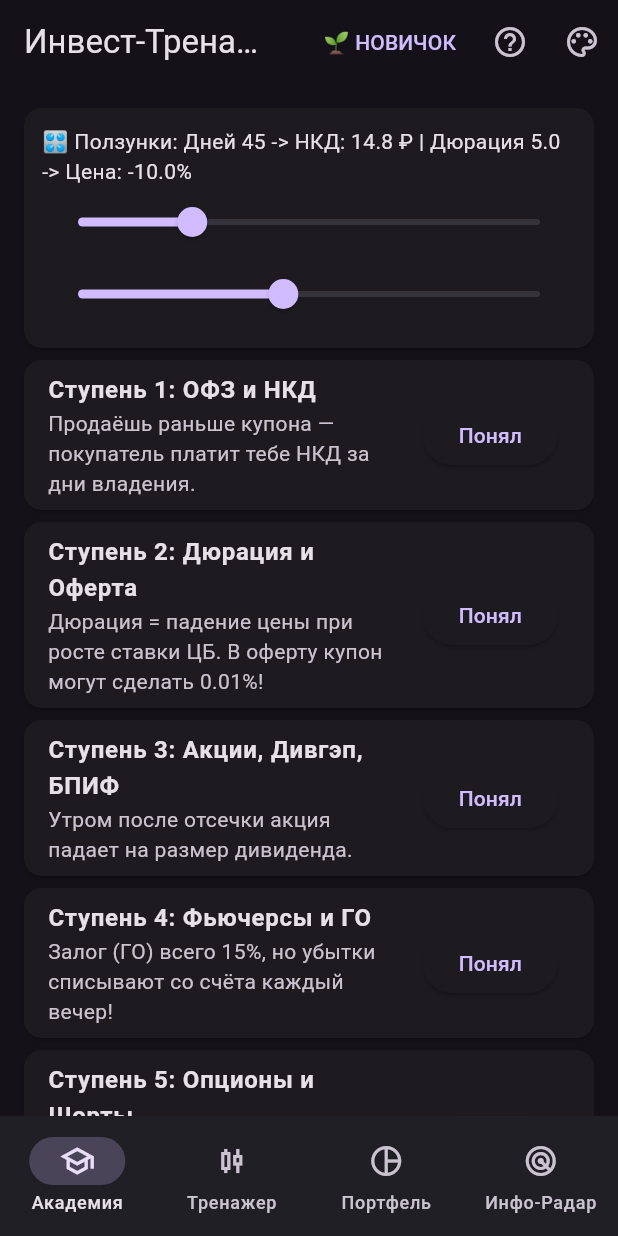
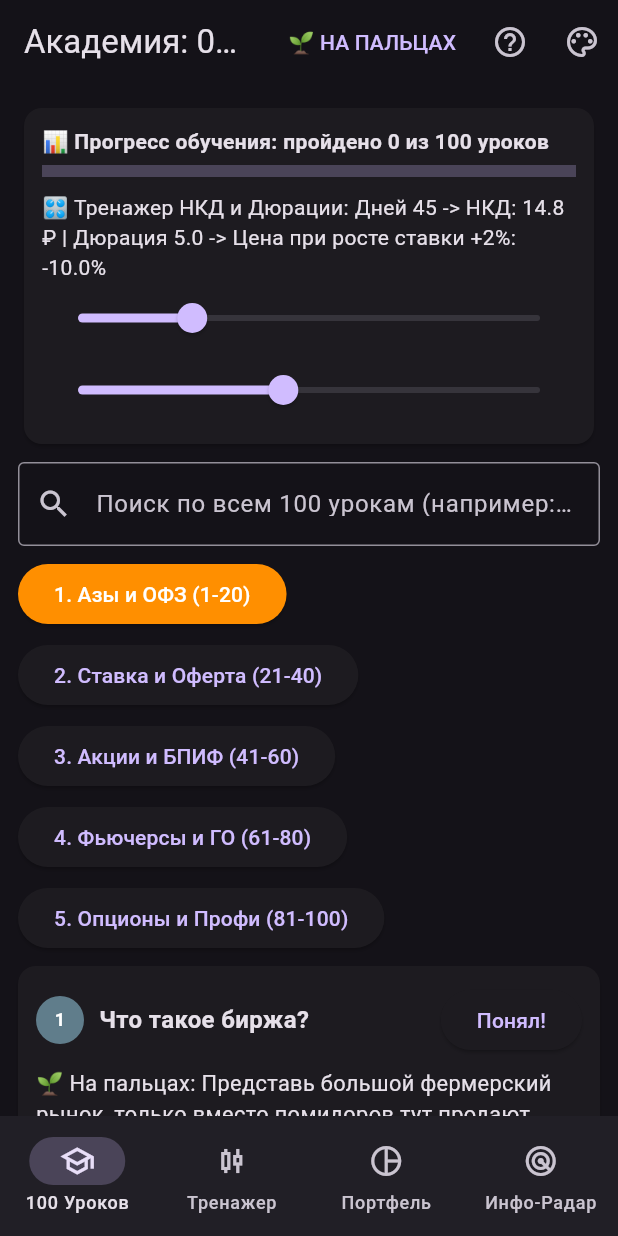
Before and after one commit to apriory50-create/invest_trainer, a Flutter app: the screen it shows after launch, on a phone screen of 412 x 824 dp. Run offline on Flutter 3.47's test engine with Material 3 defaults, Android fonts, the phone set to English and light mode, and no system bars.

Commit message:
Update main.dart

```diff
--- a/lib/main.dart
+++ b/lib/main.dart
@@ -3,6 +3,7 @@ import 'dart:convert';
 import 'dart:math';
 import 'package:flutter/material.dart';
 import 'package:flutter/services.dart';
+import 'lessons_data.dart';
 
 void main() => runApp(const InvestApp());
 
@@ -16,6 +17,8 @@ class _InvestAppState extends State {
   bool isPro = false;
   int themeIdx = 0;
   int tabIdx = 0;
+  int selectedStage = 1; // 1..5 (по 20 уроков)
+  String searchQuery = '';
   double virtualBal = 100000.0;
   List doneLessons = [];
   List mistakes = ['15.11.2026 | Газпром: Покупка под дивы без учёта дивгэпа (-4200 ₽)'];
@@ -29,7 +32,6 @@ class _InvestAppState extends State {
   double durSlider = 5.0;
   List filters = [false, false, false, false];
 
-  String scenario = 'Кризис 2008';
   List prices = [100.0, 102.0, 99.0, 95.0, 91.0];
   double? entryP;
   int simQty = 0;
@@ -70,11 +72,11 @@ class _InvestAppState extends State {
       home: Builder(
         builder: (ctx) => Scaffold(
           appBar: AppBar(
-            title: Text(isPro ? 'PRO Терминал' : 'Инвест-Тренажер'),
+            title: Text('Академия: ${doneLessons.length}/100'),
             actions: [
               TextButton(
                 onPressed: () => setState(() => isPro = !isPro),
-                child: Text(isPro ? '⚡ ПРОФИ' : '🌱 НОВИЧОК'),
+                child: Text(isPro ? '⚡ ПРОФИ' : '🌱 НА ПАЛЬЦАХ'),
               ),
               IconButton(
                 icon: const Icon(Icons.help_outline),
@@ -83,12 +85,12 @@ class _InvestAppState extends State {
                   builder: (_) => ListView(
                     padding: const EdgeInsets.all(16),
                     children: const [
-                      Text('📖 Словарь терминов', style: TextStyle(fontSize: 18, fontWeight: FontWeight.bold)),
-                      ListTile(title: Text('НКД'), subtitle: Text('Накопленный купонный доход за дни владения облигацией.')),
-                      ListTile(title: Text('Дюрация'), subtitle: Text('На сколько % упадёт облигация при росте ставки ЦБ на 1%.')),
-                      ListTile(title: Text('Оферта'), subtitle: Text('Дата, когда купон могут сбросить до 0.01%. Опасно пропускать!')),
-                      ListTile(title: Text('Дивгэп'), subtitle: Text('Падение акции на сумму дивиденда в день отсечки.')),
-                      ListTile(title: Text('ГО'), subtitle: Text('Гарантийное обеспечение (залог) по фьючерсу.')),
+                      Text('📖 Быстрый словарь на пальцах', style: TextStyle(fontSize: 18, fontWeight: FontWeight.bold)),
+                      ListTile(title: Text('НКД'), subtitle: Text('Копейки купона за каждый день, которые покупатель возвращает продавцу.')),
+                      ListTile(title: Text('Дюрация'), subtitle: Text('На сколько % упадёт облигация, если ЦБ поднимет ставку на 1%.')),
+                      ListTile(title: Text('Оферта'), subtitle: Text('Опасная дата, когда купон облигации могут сбросить до 0.01%!')),
+                      ListTile(title: Text('Дивгэп'), subtitle: Text('Утреннее падение акции ровно на сумму выплаченного дивиденда.')),
+                      ListTile(title: Text('ГО'), subtitle: Text('Залог (10–20%) при покупке фьючерса. Опасно брать на весь счёт!')),
                     ],
                   ),
                 ),
@@ -101,7 +103,7 @@ class _InvestAppState extends State {
             selectedIndex: tabIdx,
             onDestinationSelected: (i) => setState(() => tabIdx = i),
             destinations: const [
-              NavigationDestination(icon: Icon(Icons.school_outlined), label: 'Академия'),
+              NavigationDestination(icon: Icon(Icons.school_outlined), label: '100 Уроков'),
               NavigationDestination(icon: Icon(Icons.candlestick_chart_outlined), label: 'Тренажер'),
               NavigationDestination(icon: Icon(Icons.pie_chart_outline), label: 'Портфель'),
               NavigationDestination(icon: Icon(Icons.radar_outlined), label: 'Инфо-Радар'),
@@ -115,13 +117,23 @@ class _InvestAppState extends State {
   Widget buildAcademy() {
     final nkd = 1000 * 0.12 / 365 * daysSlider;
     final drop = -(durSlider * 2.0);
-    final lessons = [
-      ['m1', 'Ступень 1: ОФЗ и НКД', 'Продаёшь раньше купона — покупатель платит тебе НКД за дни владения.', 'НКД = Номинал * Купон / 365 * Дни. Учитывайте НДФЛ 13%.'],
-      ['m2', 'Ступень 2: Дюрация и Оферта', 'Дюрация = падение цены при росте ставки ЦБ. В оферту купон могут сделать 0.01%!', 'dP = -D * dr. Подавайте заявку брокеру за 5 дней до пут-оферты.'],
-      ['m3', 'Ступень 3: Акции, Дивгэп, БПИФ', 'Утром после отсечки акция падает на размер дивиденда.', 'Дивгэп = Дивиденд * 0.87. В БПИФ проверяйте скрытую комиссию TER.'],
-      ['m4', 'Ступень 4: Фьючерсы и ГО', 'Залог (ГО) всего 15%, но убытки списывают со счёта каждый вечер!', 'При нехватке кэша под вариационную маржу в клиринг наступает Margin Call.'],
-      ['m5', 'Ступень 5: Опционы и Шорты', 'В шорте убыток бесконечен. В покупке опциона риск ограничен ценой страховки.', 'Тэта-распад играет против покупателя опциона Call/Put.'],
+    final stageNames = [
+      '1. Азы и ОФЗ (1-20)',
+      '2. Ставка и Оферта (21-40)',
+      '3. Акции и БПИФ (41-60)',
+      '4. Фьючерсы и ГО (61-80)',
+      '5. Опционы и Профи (81-100)',
     ];
+
+    final filtered = all100Lessons.where((raw) {
+      final item = raw as List;
+      if (searchQuery.isNotEmpty) {
+        final q = searchQuery.toLowerCase();
+        return item[2].toString().toLowerCase().contains(q) || item[3].toString().toLowerCase().contains(q);
+      }
+      return item[1] == selectedStage;
+    }).toList();
+
     return ListView(
       padding: const EdgeInsets.all(12),
       children: [
@@ -131,29 +143,98 @@ class _InvestAppState extends State {
             child: Column(
               crossAxisAlignment: CrossAxisAlignment.start,
               children: [
-                Text('🎛 Ползунки: Дней ${daysSlider.toInt()} -> НКД: ${nkd.toStringAsFixed(1)} ₽ | Дюрация ${durSlider.toStringAsFixed(1)} -> Цена: ${drop.toStringAsFixed(1)}%'),
+                Text('📊 Прогресс обучения: пройдено ${doneLessons.length} из 100 уроков', style: const TextStyle(fontWeight: FontWeight.bold)),
+                const SizedBox(height: 6),
+                LinearProgressIndicator(value: doneLessons.length / 100.0, minHeight: 8),
+                const SizedBox(height: 10),
+                Text('🎛 Тренажер НКД и Дюрации: Дней ${daysSlider.toInt()} -> НКД: ${nkd.toStringAsFixed(1)} ₽ | Дюрация ${durSlider.toStringAsFixed(1)} -> Цена при росте ставки +2%: ${drop.toStringAsFixed(1)}%'),
                 Slider(value: daysSlider, min: 0, max: 182, onChanged: (v) => setState(() => daysSlider = v)),
                 Slider(value: durSlider, min: 1, max: 10, onChanged: (v) => setState(() => durSlider = v)),
               ],
             ),
           ),
         ),
-        ...lessons.map((l) => Card(
-              child: ListTile(
-                title: Text(l[1], style: const TextStyle(fontWeight: FontWeight.bold)),
-                subtitle: Text(isPro ? l[3] : l[2]),
-                trailing: ElevatedButton(
-                  onPressed: () => setState(() => doneLessons.add(l[0])),
-                  child: Text(doneLessons.contains(l[0]) ? '✅' : 'Понял'),
+        const SizedBox(height: 8),
+        TextField(
+          decoration: const InputDecoration(
+            prefixIcon: Icon(Icons.search),
+            labelText: 'Поиск по всем 100 урокам (например: оферта, дивгэп, шорт)',
+            border: OutlineInputBorder(),
+          ),
+          onChanged: (v) => setState(() => searchQuery = v.trim()),
+        ),
+        const SizedBox(height: 8),
+        if (searchQuery.isEmpty)
+          Wrap(
+            spacing: 6,
+            runSpacing: 6,
+            children: List.generate(5, (idx) {
+              final stNum = idx + 1;
+              final active = selectedStage == stNum;
+              return ElevatedButton(
+                style: ElevatedButton.styleFrom(
+                  backgroundColor: active ? Colors.amber.shade800 : null,
+                  foregroundColor: active ? Colors.white : null,
                 ),
+                onPressed: () => setState(() => selectedStage = stNum),
+                child: Text(stageNames[idx]),
+              );
+            }),
+          ),
+        const SizedBox(height: 8),
+        ...filtered.map((raw) {
+          final l = raw as List;
+          final numId = l[0];
+          final title = l[2].toString();
+          final simpleText = l[3].toString();
+          final proText = l[4].toString();
+          final isDone = doneLessons.contains(numId);
+
+          return Card(
+            margin: const EdgeInsets.only(bottom: 10),
+            child: Padding(
+              padding: const EdgeInsets.all(12),
+              child: Column(
+                crossAxisAlignment: CrossAxisAlignment.start,
+                children: [
+                  Row(
+                    children: [
+                      CircleAvatar(
+                        radius: 16,
+                        backgroundColor: isDone ? Colors.green : Colors.blueGrey,
+                        child: Text('$numId', style: const TextStyle(color: Colors.white, fontSize: 12, fontWeight: FontWeight.bold)),
+                      ),
+                      const SizedBox(width: 10),
+                      Expanded(child: Text(title, style: const TextStyle(fontWeight: FontWeight.bold, fontSize: 16))),
+                      ElevatedButton(
+                        onPressed: () => setState(() {
+                          if (isDone) {
+                            doneLessons.remove(numId);
+                          } else {
+                            doneLessons.add(numId);
+                          }
+                        }),
+                        child: Text(isDone ? '✅ Сдано' : 'Понял!'),
+                      ),
+                    ],
+                  ),
+                  const SizedBox(height: 8),
+                  Text('🌱 На пальцах: $simpleText', style: const TextStyle(fontSize: 14.5)),
+                  if (isPro) ...[
+                    const Divider(height: 14),
+                    Text('⚡ На языке профи: $proText', style: const TextStyle(fontSize: 13, color: Colors.amberAccent)),
+                  ],
+                ],
               ),
-            )),
+            ),
+          );
+        }),
         Card(
           child: Column(
             children: [
               const Padding(padding: EdgeInsets.all(8), child: Text('🛡 4 Фильтра Профи и 📓 Дневник граблей', style: TextStyle(fontWeight: FontWeight.bold))),
-              CheckboxListTile(value: filters[0] as bool, onChanged: (v) => setState(() => filters[0] = v ?? false), title: const Text('1. Понятен источник дохода и оферта')),
-              CheckboxListTile(value: filters[1] as bool, onChanged: (v) => setState(() => filters[1] = v ?? false), title: const Text('2. Учтена комиссия, НДФЛ и точка выхода')),
+              CheckboxListTile(value: filters[0] as bool, onChanged: (v) => setState(() => filters[0] = v ?? false), title: const Text('1. Понятен источник дохода и проверена дата оферты')),
+              CheckboxListTile(value: filters[1] as bool, onChanged: (v) => setState(() => filters[1] = v ?? false), title: const Text('2. Учтена комиссия, налог 13% и известна точка выхода')),
               ...mistakes.map((m) => ListTile(dense: true, leading: const Icon(Icons.warning, color: Colors.orange), title: Text(m.toString()))),
             ],
           ),
@@ -300,7 +381,7 @@ class _InvestAppState extends State {
                   children: [
                     ElevatedButton(
                       onPressed: () {
-                        final j = jsonEncode({'bal': virtualBal, 'port': portfolio, 'mistakes': mistakes});
+                        final j = jsonEncode({'bal': virtualBal, 'port': portfolio, 'mistakes': mistakes, 'done': doneLessons});
                         backupCtrl.text = j;
                         Clipboard.setData(ClipboardData(text: j));
                       },
@@ -311,7 +392,10 @@ class _InvestAppState extends State {
                       onPressed: () {
                         try {
                           final d = jsonDecode(backupCtrl.text);
-                          setState(() => virtualBal = ((d['bal'] ?? 100000) as num).toDouble());
+                          setState(() {
+                            virtualBal = ((d['bal'] ?? 100000) as num).toDouble();
+                            doneLessons = (d['done'] as List? ?? []);
+                          });
                         } catch (_) {}
                       },
                       child: const Text('Импорт JSON'),
```
